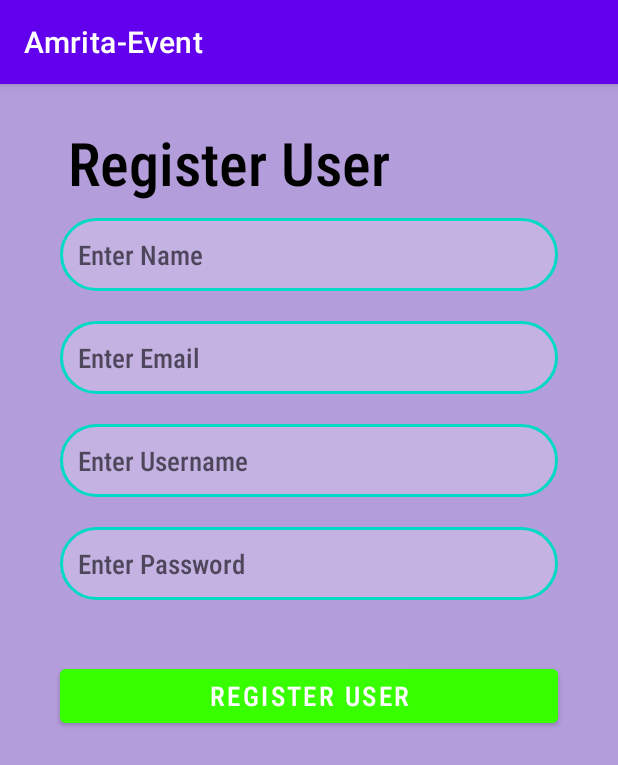
After one commit to TheCraftOfCode/Amrita-Events, an Android app: the Register_user screen opened directly, with no data from a screen before it, on a phone screen of 412 x 824 dp. The commit adds this screen. Shown: the top 765 px of the screen. Run offline under Robolectric (Android 15) with nearby library versions, the phone set to English and light mode, and no system bars; our stand-ins replace Volley.

Commit message:
Register Module Up and Running

```diff
--- a/app/src/main/AndroidManifest.xml
+++ b/app/src/main/AndroidManifest.xml
@@ -4,6 +4,7 @@
 
     <uses-permission android:name="android.permission.INTERNET" />
     <uses-permission android:name="android.permission.SYSTEM_ALERT_WINDOW" />
+
     <application
         android:allowBackup="true"
         android:icon="@mipmap/ic_launcher"
@@ -12,9 +13,12 @@
         android:supportsRtl="true"
         android:theme="@style/Theme.AmritaEvent">
         <activity
+            android:name=".Register_user"
+            android:exported="false" />
+        <activity
             android:name=".Card_list_View_Admins"
             android:exported="true" />
-        <activity android:name=".club_view"/>
+        <activity android:name=".club_view" />
         <activity android:name=".EventView_Home" />
         <activity android:name=".CardView_Home" />
         <activity android:name=".MainActivity">
--- /dev/null
+++ b/app/src/main/java/com/craftofcode/amrita_event/Register_user.java
@@ -0,0 +1,107 @@
+package com.craftofcode.amrita_event;
+
+import android.os.Bundle;
+import android.view.View;
+import android.widget.Button;
+import android.widget.EditText;
+import android.widget.Toast;
+
+import androidx.appcompat.app.AppCompatActivity;
+
+import com.android.volley.AuthFailureError;
+import com.android.volley.NetworkResponse;
+import com.android.volley.Request;
+import com.android.volley.Response;
+import com.android.volley.VolleyError;
+import com.android.volley.VolleyLog;
+import com.android.volley.toolbox.HttpHeaderParser;
+import com.android.volley.toolbox.StringRequest;
+import com.craftofcode.amrita_event.apiModel.MySingleton;
+
+import org.json.JSONException;
+import org.json.JSONObject;
+
+import java.io.UnsupportedEncodingException;
+
+public class Register_user extends AppCompatActivity {
+
+    EditText Name, Email, Username, Password;
+    Button RegisterButton;
+
+    @Override
+    protected void onCreate(Bundle savedInstanceState) {
+        super.onCreate(savedInstanceState);
+        setContentView(R.layout.activity_register_user);
+
+        Name = findViewById(R.id.Name);
+        Email = findViewById(R.id.Email);
+        Username = findViewById(R.id.Username);
+        Password = findViewById(R.id.password);
+        RegisterButton = findViewById(R.id.RegisterButton);
+
+        RegisterButton.setOnClickListener(new View.OnClickListener() {
+            @Override
+            public void onClick(View v) {
+                if (Name.getText().toString().length() != 0 && Email.getText().toString().length() != 0 && Username.getText().toString().length() != 0 && Password.getText().toString().length() != 0) {
+                    JSONObject requestBody = new JSONObject();
+                    try {
+                        requestBody.put("Name", Name.getText().toString());
+                        requestBody.put("email", Email.getText().toString());
+                        requestBody.put("username", Username.getText().toString());
+                        requestBody.put("password", Password.getText().toString());
+                    } catch (JSONException e) {
+                        e.printStackTrace();
+                    }
+
+                    //opening a post request
+                    String RegisterUserEndpoint = "https://amrita-events.herokuapp.com/api/register";
+
+                    String requestBodyString = requestBody.toString();
+
+                    StringRequest LoginUserRequest = new StringRequest(Request.Method.POST, RegisterUserEndpoint, new Response.Listener<String>() {
+                        @Override
+                        public void onResponse(String response) {
+//                            System.out.println(response);
+                            Toast.makeText(getApplicationContext(), response, Toast.LENGTH_SHORT).show();
+                        }
+                    }, new Response.ErrorListener() {
+                        @Override
+                        public void onErrorResponse(VolleyError error) {
+                            System.out.println("LOG_RESPONSE" + error.toString());
+                        }
+                    }) {
+
+                        @Override
+                        public String getBodyContentType() {
+                            return "application/json; charset=utf-8";
+                        }
+
+                        @Override
+                        public byte[] getBody() throws AuthFailureError {
+                            try {
+                                return requestBody == null ? null : requestBodyString.getBytes("utf-8");
+                            } catch (UnsupportedEncodingException uee) {
+                                VolleyLog.wtf("Unsupported Encoding while trying to get the bytes of %s using %s", requestBody, "utf-8");
+                                return null;
+                            }
+                        }
+
+                        @Override
+                        protected Response<String> parseNetworkResponse(NetworkResponse response) {
+                            String responseString = "";
+                            if (response != null) {
+                                responseString = new String(response.data);
+                            }
+                            return Response.success(responseString, HttpHeaderParser.parseCacheHeaders(response));
+                        }
+                    };
+
+                    MySingleton.getInstance(getApplicationContext()).addToRequestQueue(LoginUserRequest);
+
+
+
+                }
+            }
+        });
+    }
+}
--- /dev/null
+++ b/app/src/main/res/layout/activity_register_user.xml
@@ -0,0 +1,119 @@
+<?xml version="1.0" encoding="utf-8"?>
+<ScrollView
+    xmlns:android="http://schemas.android.com/apk/res/android"
+    xmlns:tools="http://schemas.android.com/tools"
+    android:background="@color/bg_purple"
+    android:layout_width="match_parent"
+    android:layout_height="match_parent">
+
+    <RelativeLayout
+        android:layout_width="match_parent"
+        android:layout_height="wrap_content">
+        <LinearLayout
+            android:weightSum="2"
+            android:layout_width="match_parent"
+            android:layout_height="wrap_content"
+            android:orientation="horizontal"
+            android:id="@+id/email_text">
+
+            <TextView
+                android:layout_weight="2."
+                android:id="@+id/head"
+                android:layout_width="match_parent"
+                android:layout_height="wrap_content"
+                android:layout_marginStart="45dp"
+                android:layout_marginTop="25dp"
+                android:layout_marginBottom="10dp"
+                android:fontFamily="sans-serif-condensed-medium"
+                android:text="Register User"
+                android:textColor="@color/black"
+                android:textSize="40sp" />
+
+        </LinearLayout>
+        <EditText
+            android:id="@+id/Name"
+            android:layout_width="match_parent"
+            android:layout_height="wrap_content"
+            android:layout_below="@+id/email_text"
+            android:layout_marginLeft="40dp"
+            android:layout_marginRight="40dp"
+            android:background="@drawable/editable_box_shape"
+            android:drawablePadding="5dp"
+            android:fontFamily="sans-serif-condensed-medium"
+            android:hint="Enter Name"
+            android:padding="12dp"
+            android:textColor="@color/black"
+            android:textSize="18sp"
+            tools:ignore="HardcodedText" />
+
+
+        <EditText
+            android:drawablePadding="5dp"
+            android:id="@+id/Email"
+            android:padding="12dp"
+            android:inputType="textEmailAddress"
+            android:layout_below="@+id/Name"
+            android:hint="Enter Email"
+            android:layout_marginTop="20dp"
+            android:layout_marginRight="40dp"
+            android:layout_marginLeft="40dp"
+            android:fontFamily="sans-serif-condensed-medium"
+            android:textColor="@color/colorBlack"
+            android:textSize="18sp"
+            android:background="@drawable/editable_box_shape"
+            android:layout_width="match_parent"
+            android:layout_height="wrap_content"
+            />
+
+        <EditText
+            android:drawablePadding="5dp"
+            android:layout_marginTop="20dp"
+            android:id="@+id/Username"
+            android:padding="12dp"
+            android:layout_below="@+id/Email"
+            android:hint="Enter Username"
+            android:layout_marginRight="40dp"
+            android:layout_marginLeft="40dp"
+            android:fontFamily="sans-serif-condensed-medium"
+            android:textColor="@color/colorBlack"
+            android:textSize="18sp"
+            android:background="@drawable/editable_box_shape"
+            android:layout_width="match_parent"
+            android:layout_height="wrap_content" />
+
+        <EditText
+            android:drawablePadding="5dp"
+            android:layout_marginTop="20dp"
+            android:id="@+id/password"
+            android:padding="12dp"
+            android:layout_below="@+id/Username"
+            android:hint="Enter Password"
+            android:layout_marginRight="40dp"
+            android:layout_marginLeft="40dp"
+            android:fontFamily="sans-serif-condensed-medium"
+            android:textColor="@color/colorBlack"
+            android:textSize="18sp"
+            android:background="@drawable/editable_box_shape"
+            android:layout_width="match_parent"
+            android:layout_height="wrap_content" />
+
+
+
+
+        <Button
+            android:id="@+id/RegisterButton"
+            android:layout_marginTop="40dp"
+            android:layout_below="@+id/password"
+            android:layout_marginRight="40dp"
+            android:layout_marginLeft="40dp"
+            android:fontFamily="sans-serif-condensed-medium"
+            android:textColor="@color/colorWhite"
+            android:textSize="18sp"
+            android:text="Register User"
+            android:backgroundTint="@color/colorGreen"
+            android:layout_width="match_parent"
+            android:layout_height="wrap_content"
+            tools:ignore="HardcodedText" />
+
+    </RelativeLayout>
+</ScrollView>
--- a/app/src/main/res/values/strings.xml
+++ b/app/src/main/res/values/strings.xml
@@ -108,4 +108,5 @@
     <string name="supporting_text">Date</string>
     <string name="update">Update</string>
     <string name="more"><![CDATA[More >]]></string>
+    <string name="enter_your_name">Enter your name</string>
 </resources>
```
